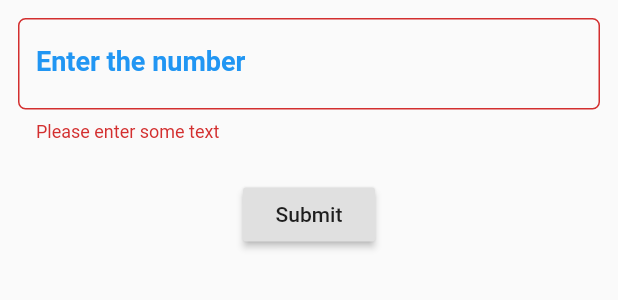
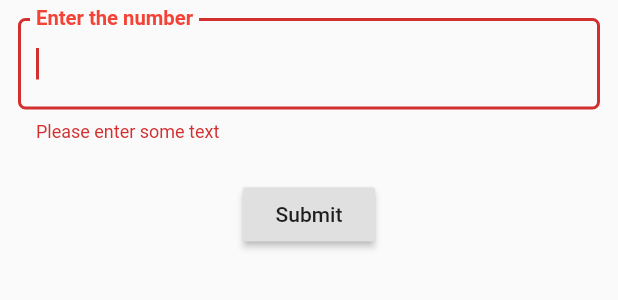
Before and after one commit to SuhasBharadwajK/block_em_up, a Flutter app: the AddNumberToBlockForm widget shown alone on an empty page, opened directly, after a tap on "Submit", on a phone screen of 412 x 824 dp. Shown: the top 300 px of the screen. Run offline on Flutter 3.47's test engine with Material 2 defaults, Android fonts, the phone set to English and light mode, and no system bars.

Commit message:
Fixed all validation issues of the text box

```diff
--- a/lib/add_number_popup_dialog_form/add_number_popup_dialog_form.dart
+++ b/lib/add_number_popup_dialog_form/add_number_popup_dialog_form.dart
@@ -8,11 +8,13 @@ class AddNumberToBlockForm extends StatefulWidget {
 
 class AddNumberToBlockFormState extends State<AddNumberToBlockForm> {
   var _formKey = GlobalKey<FormState>();
-  FocusNode phoneNumberFocusNode = FocusNode();
+  FocusNode _textFieldFocusNode = FocusNode();
   final _text = TextEditingController();
   bool _isEmpty = false;
   bool _isTouched = false;
   bool _isInvalidNumber = false;
+  bool _isTextBoxFocused = false;
+  bool _didKeydownHappen = false;
 
   String get _invalidMessage {
     return this._text.text.isEmpty ? 'Please enter some text' : this._isInvalidNumber ? 'Please enter a valid number' : null;
@@ -20,12 +22,11 @@ class AddNumberToBlockFormState extends State<AddNumberToBlockForm> {
 
   AddNumberToBlockFormState() {
     this._text.addListener(_onTextChangeEventHandler);
+    _textFieldFocusNode.addListener(_onFocusNodeEvent);
   }
 
   @override
   Widget build(BuildContext context) {
-    // phoneNumberFocusNode.addListener(_onOnFocusNodeEvent);
-
     return Form(
       key: _formKey,
       child: Column(
@@ -34,7 +35,7 @@ class AddNumberToBlockFormState extends State<AddNumberToBlockForm> {
             padding: EdgeInsets.all(12),
             alignment: Alignment.center,
             child: TextFormField(
-              focusNode: phoneNumberFocusNode,
+              focusNode: _textFieldFocusNode,
               controller: _text,
               keyboardType: TextInputType.phone,
               decoration: new InputDecoration(
@@ -48,7 +49,7 @@ class AddNumberToBlockFormState extends State<AddNumberToBlockForm> {
                   borderRadius: BorderRadius.circular(5),
                 ),
                 enabledBorder: new OutlineInputBorder(
-                  borderSide: BorderSide(color: this._isEmpty && this._isTouched ? Colors.red : Colors.blue, width: 2.0),
+                  borderSide: BorderSide(color: this._isEmpty && this._isTouched ? Colors.red : Colors.grey, width: 2.0),
                   borderRadius: BorderRadius.circular(5),
                 ),
                 focusedBorder:OutlineInputBorder(
@@ -72,6 +73,10 @@ class AddNumberToBlockFormState extends State<AddNumberToBlockForm> {
                   // If the form is valid, display a snackbar. In the real world,
                   // you'd often call a server or save the information in a database.
                 }
+                else {
+                  this._didKeydownHappen = true;
+                  FocusScope.of(context).requestFocus(this._textFieldFocusNode);
+                }
               },
               child: Text('Submit'),
             ),
@@ -79,6 +84,15 @@ class AddNumberToBlockFormState extends State<AddNumberToBlockForm> {
         ]
       )
     );
+  }
+
+  _onFocusNodeEvent() {
+    setState(() {
+      this._isTextBoxFocused = !this._isTextBoxFocused;
+      if (!this._isTouched) {
+        this._isTouched = true;
+      }
+    });
   }
 
   _onTextChangeEventHandler() {
@@ -90,6 +104,8 @@ class AddNumberToBlockFormState extends State<AddNumberToBlockForm> {
       this._isEmpty = this._text.text.isEmpty;
 
       if (this._text.text.isNotEmpty) {
+        this._didKeydownHappen = true;
+
         if (!this._isTouched) {
           this._isTouched = true;
         }
@@ -106,6 +122,6 @@ class AddNumberToBlockFormState extends State<AddNumberToBlockForm> {
   }
 
   MaterialColor _getInputColor() {
-    return this._isEmpty && this._isTouched ? Colors.red : Colors.blue;
+    return this._isEmpty && this._didKeydownHappen ? Colors.red : this._isTextBoxFocused ? Colors.blue : Colors.grey;
   }
 }
```
